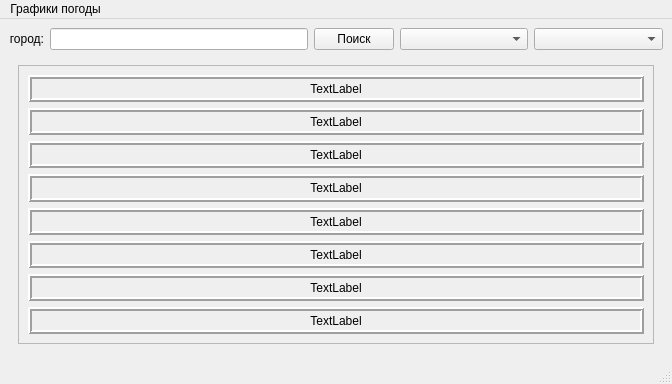
Above: form.ui from simak-p/week_weather_10 before the change. Below: the same form after it.
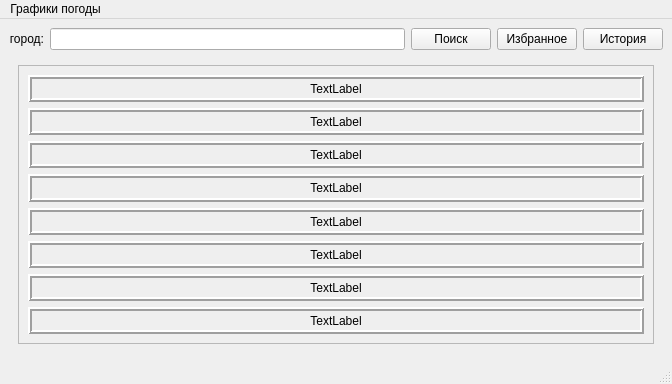
That is the form after the change.

```diff
--- a/form.ui
+++ b/form.ui
@@ -18,7 +18,7 @@
     <item>
      <layout class="QVBoxLayout" name="verticalLayout" stretch="0,1">
       <item>
-       <layout class="QHBoxLayout" name="horizontalLayout" stretch="0,2,0,1,1">
+       <layout class="QHBoxLayout" name="horizontalLayout" stretch="0,2,0,0,0">
         <item>
          <widget class="QLabel" name="label_city">
           <property name="text">
@@ -40,10 +40,18 @@
          </widget>
         </item>
         <item>
-         <widget class="QComboBox" name="comboBox_favorites"/>
+         <widget class="QPushButton" name="pushButton_favorites">
+          <property name="text">
+           <string>Избранное</string>
+          </property>
+         </widget>
         </item>
         <item>
-         <widget class="QComboBox" name="comboBox_history"/>
+         <widget class="QPushButton" name="pushButton_history">
+          <property name="text">
+           <string>История</string>
+          </property>
+         </widget>
         </item>
        </layout>
       </item>
```
